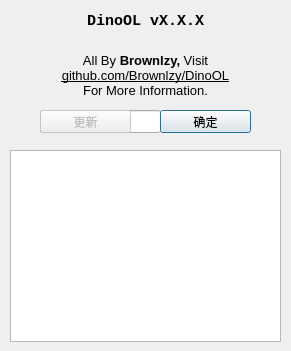
Above: DinoOL/about.ui from Brownlzy/DinoOL before the change. Below: the same form after it.
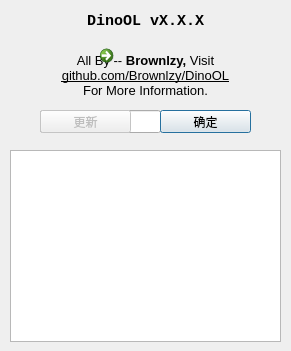
That is the form after the change.

```diff
--- a/DinoOL/about.ui
+++ b/DinoOL/about.ui
@@ -57,7 +57,7 @@
     </rect>
    </property>
    <property name="text">
-    <string>&lt;html&gt;&lt;head/&gt;&lt;body&gt;&lt;p align=&quot;center&quot;&gt;&lt;span style=&quot; font-size:10pt;&quot;&gt;All By &lt;/span&gt;&lt;span style=&quot; font-size:10pt; font-weight:600;&quot;&gt;Brownlzy, &lt;/span&gt;&lt;span style=&quot; font-size:10pt;&quot;&gt;Visit &lt;/span&gt;&lt;br/&gt;&lt;span style=&quot; font-size:10pt; text-decoration: underline;&quot;&gt;github.com/Brownlzy/DinoOL&lt;/span&gt;&lt;br/&gt;&lt;span style=&quot; font-size:10pt;&quot;&gt;For More Information.&lt;/span&gt;&lt;/p&gt;&lt;/body&gt;&lt;/html&gt;</string>
+    <string>&lt;html&gt;&lt;head/&gt;&lt;body&gt;&lt;p align=&quot;center&quot;&gt;&lt;span style=&quot; font-size:10pt;&quot;&gt;All By -- &lt;/span&gt;&lt;span style=&quot; font-size:10pt; font-weight:600;&quot;&gt;Brownlzy, &lt;/span&gt;&lt;span style=&quot; font-size:10pt;&quot;&gt;Visit &lt;/span&gt;&lt;br/&gt;&lt;span style=&quot; font-size:10pt; text-decoration: underline;&quot;&gt;github.com/Brownlzy/DinoOL&lt;/span&gt;&lt;br/&gt;&lt;span style=&quot; font-size:10pt;&quot;&gt;For More Information.&lt;/span&gt;&lt;/p&gt;&lt;/body&gt;&lt;/html&gt;</string>
    </property>
    <property name="alignment">
     <set>Qt::AlignCenter</set>
@@ -155,6 +155,19 @@
     </rect>
    </property>
   </widget>
+  <widget class="QCommandLinkButton" name="btnDonate">
+   <property name="geometry">
+    <rect>
+     <x>92</x>
+     <y>38</y>
+     <width>31</width>
+     <height>31</height>
+    </rect>
+   </property>
+   <property name="text">
+    <string/>
+   </property>
+  </widget>
   <zorder>progressBar</zorder>
   <zorder>label_2</zorder>
   <zorder>label_3</zorder>
@@ -162,6 +175,7 @@
   <zorder>pushButton</zorder>
   <zorder>pushButton_2</zorder>
   <zorder>textBrowser</zorder>
+  <zorder>btnDonate</zorder>
  </widget>
  <layoutdefault spacing="6" margin="11"/>
  <resources/>
```
Left out of the diff: 4 changed lines with no effect on the pictures.
